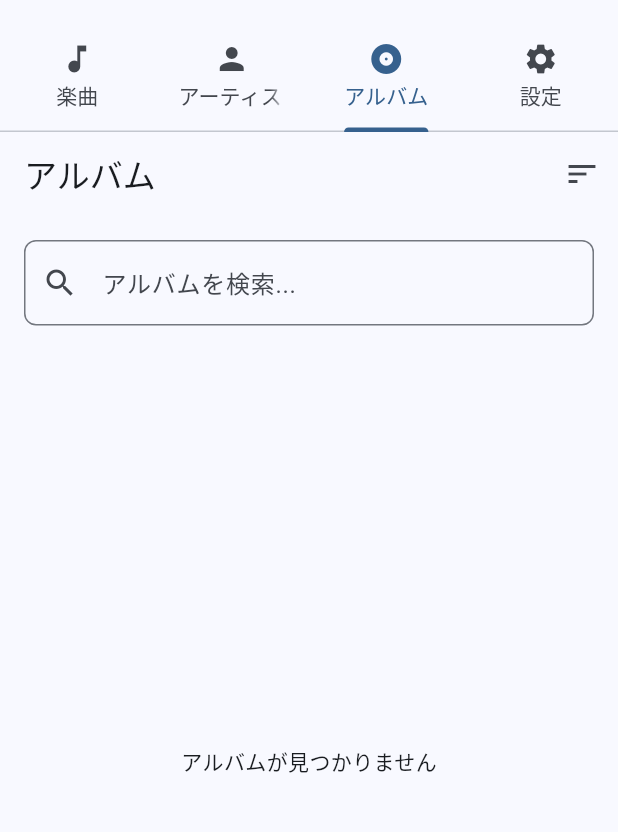
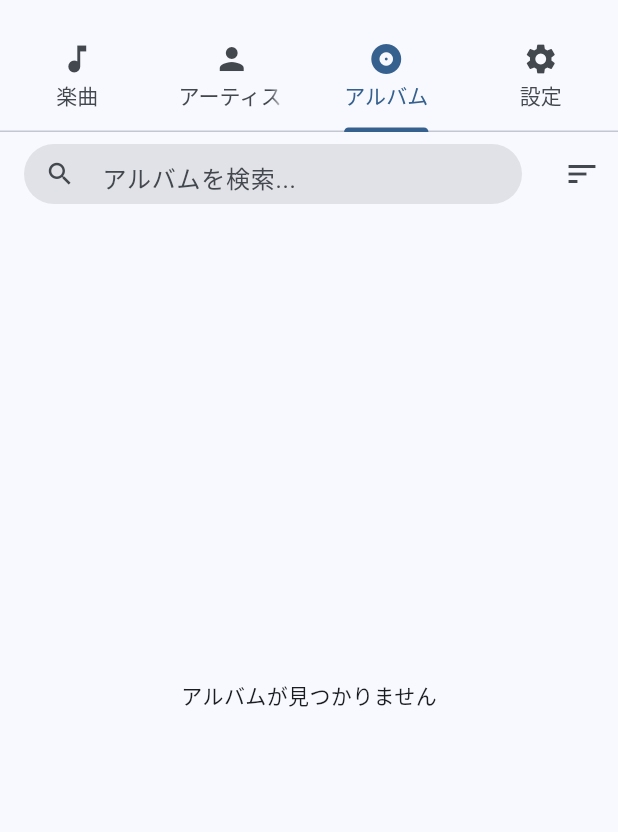
Before and after one commit to shivaduke28/flutter_srf, a Flutter app: the screen it shows after launch, tab 3 chosen, on a phone screen of 412 x 824 dp, the part 63-895 px from its top. Run offline on Flutter 3.47's test engine with Material 3 defaults, Android fonts, the phone set to English and light mode, and no system bars; our stand-ins replace file_picker, flutter_hooks, flutter_riverpod, freezed_annotation, hooks_riverpod, just_audio and 1 more; missing offline and left inert: flutter_media_metadata; generated files the repository leaves out were written again.

Commit message:
refactor: アルバム画面の責務分離と検索UXを改善
- AlbumsScreenにScaffoldと検索機能を集約
- AlbumListViewを純粋なリスト表示コンポーネントに
- AppBarに検索フィールドを常時表示してアクセシビリティ向上
- 検索とソートの同時利用が可能に

🤖 Generated with [Claude Code](https://claude.ai/code)

Co-Authored-By: Claude <noreply@anthropic.com>

```diff
--- a/lib/widgets/albums/album_list_view.dart
+++ b/lib/widgets/albums/album_list_view.dart
@@ -1,82 +1,16 @@
 import 'package:flutter/material.dart';
-import 'package:flutter_hooks/flutter_hooks.dart';
 import 'package:hooks_riverpod/hooks_riverpod.dart';
-import '../common/sort_popup_menu_button.dart';
 import 'providers/queried_albums_provider.dart';
-import 'providers/album_query_provider.dart';
-import 'providers/album_sort_type_provider.dart';
 import 'album_list_item_view.dart';
 
-class AlbumListView extends HookConsumerWidget {
+class AlbumListView extends ConsumerWidget {
   const AlbumListView({super.key});
 
   @override
   Widget build(BuildContext context, WidgetRef ref) {
     final albumsAsync = ref.watch(queriedAlbumsProvider);
-    final sortType = ref.watch(albumSortTypeNotifierProvider);
-    final query = ref.watch(albumQueryNotifierProvider);
-    final searchController = useTextEditingController();
 
-    // providerの値が変わったらcontrollerも更新
-    useEffect(() {
-      if (searchController.text != query) {
-        searchController.text = query;
-      }
-      return null;
-    }, [query]);
-
-    return Scaffold(
-      appBar: AppBar(
-        title: const Text('アルバム'),
-        actions: [
-          SortPopupMenuButton<AlbumSortType>(
-            currentValue: sortType,
-            items: const [
-              SortMenuItem(value: AlbumSortType.name, label: '名前順'),
-              SortMenuItem(value: AlbumSortType.artist, label: 'アーティスト順'),
-              SortMenuItem(value: AlbumSortType.year, label: '年代順'),
-              SortMenuItem(value: AlbumSortType.trackCount, label: '曲数順'),
-            ],
-            onSelected: (AlbumSortType type) {
-              ref
-                  .read(albumSortTypeNotifierProvider.notifier)
-                  .setSortType(type);
-            },
-          ),
-        ],
-      ),
-      body: Column(
-        children: [
-          Padding(
-            padding: const EdgeInsets.all(16.0),
-            child: TextField(
-              controller: searchController,
-              decoration: InputDecoration(
-                hintText: 'アルバムを検索...',
-                prefixIcon: const Icon(Icons.search),
-                suffixIcon: query.isNotEmpty
-                    ? IconButton(
-                        icon: const Icon(Icons.clear),
-                        onPressed: () {
-                          ref
-                              .read(albumQueryNotifierProvider.notifier)
-                              .clearQuery();
-                        },
-                      )
-                    : null,
-                border: OutlineInputBorder(
-                  borderRadius: BorderRadius.circular(8),
-                ),
-              ),
-              onChanged: (value) {
-                ref
-                    .read(albumQueryNotifierProvider.notifier)
-                    .updateQuery(value);
-              },
-            ),
-          ),
-          Expanded(
-            child: albumsAsync.when(
+    return albumsAsync.when(
       data: (albums) {
         if (albums.isEmpty) {
           return const Center(child: Text('アルバムが見つかりません'));
@@ -98,12 +32,7 @@ class AlbumListView extends HookConsumerWidget {
         );
       },
       loading: () => const Center(child: CircularProgressIndicator()),
-              error: (error, stackTrace) =>
-                  Center(child: Text('エラーが発生しました: $error')),
-            ),
-          ),
-        ],
-      ),
+      error: (error, stackTrace) => Center(child: Text('エラーが発生しました: $error')),
     );
   }
 }
--- a/lib/widgets/albums/albums_screen.dart
+++ b/lib/widgets/albums/albums_screen.dart
@@ -1,11 +1,78 @@
 import 'package:flutter/material.dart';
+import 'package:flutter_hooks/flutter_hooks.dart';
+import 'package:hooks_riverpod/hooks_riverpod.dart';
+import '../common/sort_popup_menu_button.dart';
+import 'providers/album_sort_type_provider.dart';
+import 'providers/album_query_provider.dart';
 import 'album_list_view.dart';
 
-class AlbumsScreen extends StatelessWidget {
+class AlbumsScreen extends HookConsumerWidget {
   const AlbumsScreen({super.key});
 
   @override
-  Widget build(BuildContext context) {
-    return const AlbumListView();
+  Widget build(BuildContext context, WidgetRef ref) {
+    final sortType = ref.watch(albumSortTypeNotifierProvider);
+    final query = ref.watch(albumQueryNotifierProvider);
+    final searchController = useTextEditingController();
+
+    // providerの値が変わったらcontrollerも更新
+    useEffect(() {
+      if (searchController.text != query) {
+        searchController.text = query;
+      }
+      return null;
+    }, [query]);
+
+    return Scaffold(
+      appBar: AppBar(
+        title: Container(
+          height: 40,
+          decoration: BoxDecoration(
+            color: Theme.of(context).colorScheme.surfaceContainerHighest,
+            borderRadius: BorderRadius.circular(20),
+          ),
+          child: TextField(
+            controller: searchController,
+            decoration: InputDecoration(
+              hintText: 'アルバムを検索...',
+              prefixIcon: const Icon(Icons.search, size: 20),
+              suffixIcon: query.isNotEmpty
+                  ? IconButton(
+                      icon: const Icon(Icons.clear, size: 20),
+                      onPressed: () {
+                        searchController.clear();
+                        ref
+                            .read(albumQueryNotifierProvider.notifier)
+                            .clearQuery();
+                      },
+                    )
+                  : null,
+              border: InputBorder.none,
+              contentPadding: const EdgeInsets.symmetric(vertical: 8),
+            ),
+            onChanged: (value) {
+              ref.read(albumQueryNotifierProvider.notifier).updateQuery(value);
+            },
+          ),
+        ),
+        actions: [
+          SortPopupMenuButton<AlbumSortType>(
+            currentValue: sortType,
+            items: const [
+              SortMenuItem(value: AlbumSortType.name, label: '名前順'),
+              SortMenuItem(value: AlbumSortType.artist, label: 'アーティスト順'),
+              SortMenuItem(value: AlbumSortType.year, label: '年代順'),
+              SortMenuItem(value: AlbumSortType.trackCount, label: '曲数順'),
+            ],
+            onSelected: (AlbumSortType type) {
+              ref
+                  .read(albumSortTypeNotifierProvider.notifier)
+                  .setSortType(type);
+            },
+          ),
+        ],
+      ),
+      body: const AlbumListView(),
+    );
   }
 }
```
Lines whose indentation alone changed are shown as unchanged.
